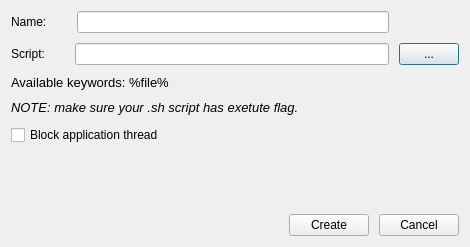
First picture: the form in gui/dialogs/scripteditordialog.ui, repository do-i/thumbgrid, before the edit.
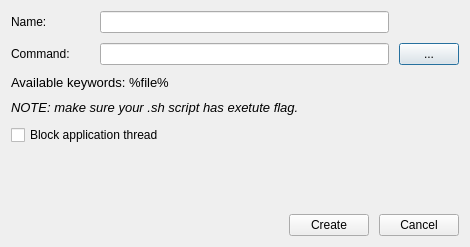
Second picture: the form after the edit.

Commit message: [ScriptManager] Handle spaces & quotes in command

Patch:
```diff
--- a/gui/dialogs/scripteditordialog.ui
+++ b/gui/dialogs/scripteditordialog.ui
@@ -19,7 +19,7 @@
    </property>
    <item>
     <layout class="QGridLayout" name="gridLayout">
-     <item row="1" column="1">
+     <item row="1" column="2">
       <widget class="QPushButton" name="fileSelectButton">
        <property name="sizePolicy">
         <sizepolicy hsizetype="Minimum" vsizetype="Fixed">
@@ -38,15 +38,8 @@
        </property>
       </widget>
      </item>
-     <item row="0" column="0">
+     <item row="0" column="1">
       <layout class="QHBoxLayout" name="horizontalLayout">
-       <item>
-        <widget class="QLabel" name="label">
-         <property name="text">
-          <string>Name:</string>
-         </property>
-        </widget>
-       </item>
        <item>
         <spacer name="horizontalSpacer">
          <property name="orientation">
@@ -68,15 +61,8 @@
        </item>
       </layout>
      </item>
-     <item row="1" column="0">
+     <item row="1" column="1">
       <layout class="QHBoxLayout" name="horizontalLayout_2">
-       <item>
-        <widget class="QLabel" name="label_2">
-         <property name="text">
-          <string>Script:</string>
-         </property>
-        </widget>
-       </item>
        <item>
         <spacer name="horizontalSpacer_2">
          <property name="orientation">
@@ -98,7 +84,21 @@
        </item>
       </layout>
      </item>
-     <item row="2" column="0">
+     <item row="0" column="0">
+      <widget class="QLabel" name="label">
+       <property name="text">
+        <string>Name:</string>
+       </property>
+      </widget>
+     </item>
+     <item row="1" column="0">
+      <widget class="QLabel" name="label_2">
+       <property name="text">
+        <string>Command:</string>
+       </property>
+      </widget>
+     </item>
+     <item row="2" column="0" colspan="3">
       <widget class="QLabel" name="label_4">
        <property name="font">
         <font>
@@ -116,7 +116,7 @@
        </property>
       </widget>
      </item>
-     <item row="3" column="0">
+     <item row="3" column="0" colspan="3">
       <widget class="QLabel" name="label_3">
        <property name="font">
         <font>
```
The commit also changes 6 other files.
